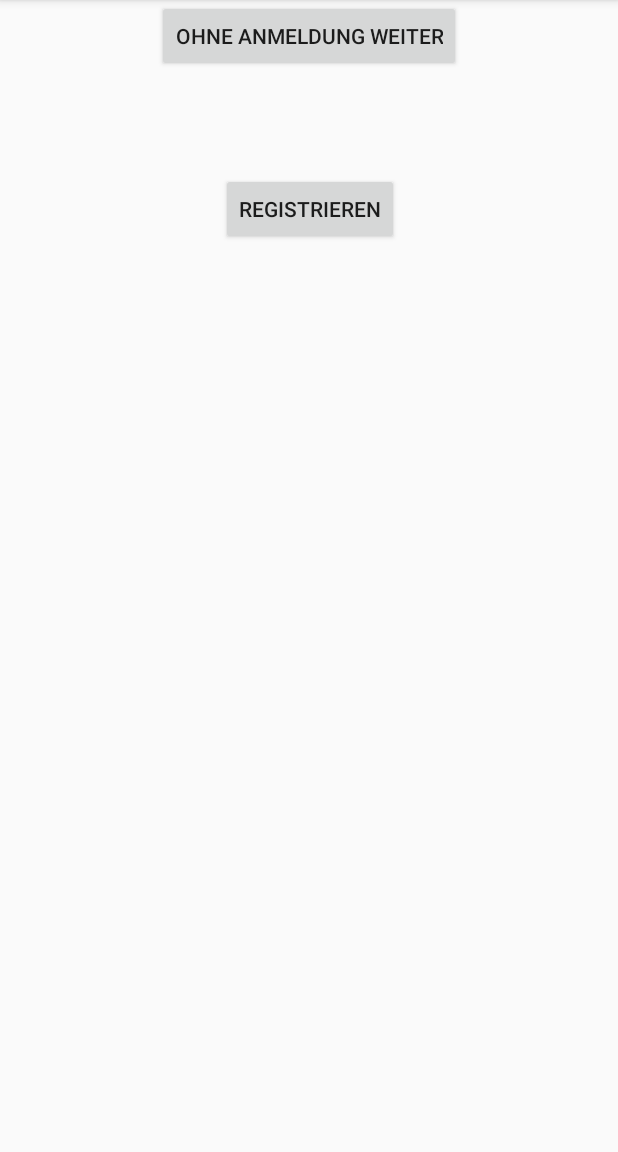
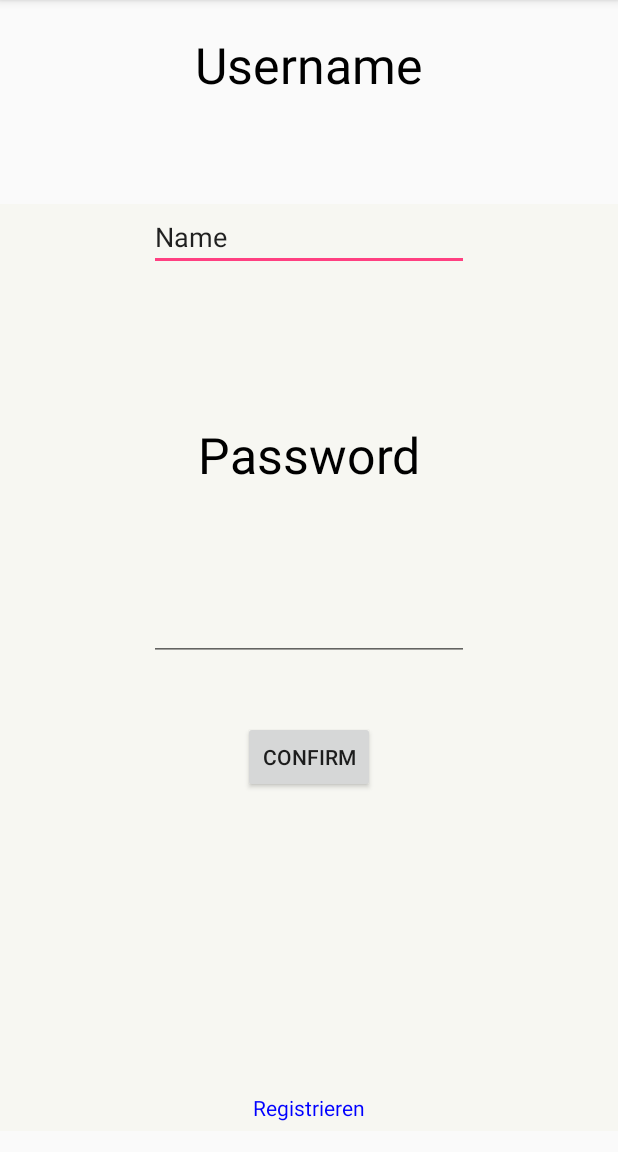
Before and after one commit to itooJD/How-Smashed-Are-You, an Android app: the screen it shows after launch (StartWindow before the commit, LogInWindow after it), after a tap on "OHNE ANMELDUNG WEITER", on a phone screen of 412 x 824 dp, the part 84-1236 px from its top. Run offline under Robolectric (Android 15) with nearby library versions, the phone set to English and light mode, and no system bars.

Commit message:
Fronts: Main, Front ; Back: PlayerComponent(specification)

```diff
--- a/app/src/main/java/com/emptyshit/hsay/main/StartWindow.java
+++ b/app/src/main/java/com/emptyshit/hsay/main/StartWindow.java
@@ -1,30 +1,33 @@
 package com.emptyshit.hsay.main;
 
-import android.content.Intent;
 import android.support.v7.app.AppCompatActivity;
 import android.os.Bundle;
+
 import android.view.View;
+import android.content.Intent;
 import android.widget.Button;
 
 import com.emptyshit.hsay.GameEnterTheName;
+import com.emptyshit.hsay.playerComponent.LogInWindow;
+
 import com.emptyshit.hsay.R;
 
 public class StartWindow extends AppCompatActivity {
 
-    private Button registerButton;
-    private Button playWithoutSignIn;
+    private Button startWindowRegisterButton;
+    private Button startWindowPlayWithoutSignIn;
 
     @Override
     protected void onCreate(Bundle savedInstanceState) {
         super.onCreate(savedInstanceState);
         setContentView(R.layout.activity_start_window);
-        registerButton = (Button) findViewById(R.id.registerButton);
-        playWithoutSignIn = (Button) findViewById(R.id.playWithoutSignIn);
+        startWindowRegisterButton = (Button) findViewById(R.id.startWindowRegisterButton);
+        startWindowPlayWithoutSignIn = (Button) findViewById(R.id.startWindowPlayWithoutSignIn);
         setupClickListener();
     }
 
     private void setupClickListener(){
-        registerButton.setOnClickListener(new View.OnClickListener() {
+        startWindowRegisterButton.setOnClickListener(new View.OnClickListener() {
             @Override
             public void onClick(View view) {
                 //TODO
@@ -33,10 +36,11 @@ public class StartWindow extends AppCompatActivity {
                 startActivity(intent);
             }
         });
-        playWithoutSignIn.setOnClickListener(new View.OnClickListener() {
+        startWindowPlayWithoutSignIn.setOnClickListener(new View.OnClickListener() {
             @Override
             public void onClick(View view) {
-                //TODO
+                Intent intent = new Intent(getApplicationContext(), LogInWindow.class);
+                startActivity(intent);
             }
         });
     }
--- /dev/null
+++ b/app/src/main/java/com/emptyshit/hsay/playerComponent/LogInWindow.java
@@ -0,0 +1,50 @@
+package com.emptyshit.hsay.playerComponent;
+
+import android.content.Intent;
+import android.support.v7.app.AppCompatActivity;
+import android.os.Bundle;
+import android.view.View;
+import android.widget.Button;
+import android.widget.EditText;
+import android.widget.TextView;
+
+import com.emptyshit.hsay.R;
+
+public class LogInWindow extends AppCompatActivity {
+
+    private TextView logInPasswordTextView, logInUserNameTextView, logInToRegisterTextView;
+    private EditText logInUserNameEditText, logInPasswordEditText;
+    private Button logInConfirmButton;
+
+    @Override
+    protected void onCreate(Bundle savedInstanceState) {
+        super.onCreate(savedInstanceState);
+        setContentView(R.layout.activity_log_in);
+
+        logInPasswordTextView = (TextView) findViewById(R.id.logInPasswordTextView);
+        logInUserNameTextView = (TextView) findViewById(R.id.logInUserNameTextView);
+        logInToRegisterTextView = (TextView) findViewById(R.id.logInToRegisterTextView);
+        logInUserNameEditText = (EditText) findViewById(R.id.logInUserNameEditText);
+        logInPasswordEditText = (EditText) findViewById(R.id.logInPasswordEditText);
+        logInConfirmButton = (Button) findViewById(R.id.logInConfirmButton);
+    }
+
+    private void setupClickListener(){
+        logInConfirmButton.setOnClickListener(new View.OnClickListener() {
+            @Override
+            public void onClick(View view) {
+                //TODO
+                // call method from PlayerComponent
+                //   e.g.: boolean logIn(username, password)
+                // redirect further
+            }
+        });
+        logInToRegisterTextView.setOnClickListener(new View.OnClickListener() {
+            @Override
+            public void onClick(View view) {
+                //TODO
+                // redirect to Registration
+            }
+        });
+    }
+}
--- /dev/null
+++ b/app/src/main/res/layout/activity_log_in.xml
@@ -0,0 +1,118 @@
+<?xml version="1.0" encoding="utf-8"?>
+<android.support.constraint.ConstraintLayout xmlns:android="http://schemas.android.com/apk/res/android"
+    xmlns:app="http://schemas.android.com/apk/res-auto"
+    xmlns:tools="http://schemas.android.com/tools"
+    android:layout_width="match_parent"
+    android:layout_height="match_parent"
+    tools:context="com.emptyshit.hsay.playerComponent.LogInWindow">
+
+    <ImageView
+        android:id="@+id/logInBackGroundImageView"
+        android:layout_width="wrap_content"
+        android:layout_height="889dp"
+        app:srcCompat="@drawable/background_sign_in"
+        app:layout_constraintTop_toTopOf="parent"
+        app:layout_constraintRight_toRightOf="parent"
+        app:layout_constraintBottom_toBottomOf="@+id/logInToRegisterTextView"
+        app:layout_constraintLeft_toLeftOf="parent"
+        android:layout_marginTop="0dp"
+        android:layout_marginRight="0dp"
+        android:layout_marginBottom="0dp"
+        android:layout_marginLeft="0dp"
+        app:layout_constraintHorizontal_bias="0.0"
+        app:layout_constraintVertical_bias="0.0" />
+
+    <TextView
+        android:id="@+id/logInUserNameTextView"
+        android:layout_width="wrap_content"
+        android:layout_height="wrap_content"
+        android:textSize="50px"
+        android:textColor="#000000"
+        android:text="Username"
+        app:layout_constraintTop_toTopOf="parent"
+        app:layout_constraintRight_toRightOf="parent"
+        app:layout_constraintBottom_toTopOf="@+id/logInUserNameEditText"
+        app:layout_constraintLeft_toLeftOf="parent"
+        android:layout_marginTop="100dp"
+        android:layout_marginBottom="20dp"
+        android:layout_marginRight="8dp"
+        android:layout_marginLeft="8dp"/>
+
+    <EditText
+        android:id="@+id/logInUserNameEditText"
+        android:layout_width="wrap_content"
+        android:layout_height="wrap_content"
+        android:ems="10"
+        android:inputType="textPersonName"
+        android:text="Name"
+        app:layout_constraintTop_toBottomOf="@+id/logInUserNameTextView"
+        app:layout_constraintRight_toRightOf="parent"
+        app:layout_constraintBottom_toTopOf="@+id/logInPasswordTextView"
+        app:layout_constraintLeft_toLeftOf="parent"
+        android:layout_marginTop="50dp"
+        android:layout_marginBottom="50dp"
+        android:layout_marginRight="8dp"
+        android:layout_marginLeft="8dp" />
+
+    <TextView
+        android:id="@+id/logInPasswordTextView"
+        android:layout_width="wrap_content"
+        android:layout_height="wrap_content"
+        android:textSize="50px"
+        android:textColor="#000000"
+        android:text="Password"
+        app:layout_constraintTop_toBottomOf="@+id/logInUserNameEditText"
+        app:layout_constraintRight_toRightOf="parent"
+        app:layout_constraintBottom_toTopOf="@+id/logInPasswordEditText"
+        app:layout_constraintLeft_toLeftOf="parent"
+        android:layout_marginTop="50dp"
+        android:layout_marginBottom="20dp"
+        android:layout_marginRight="8dp"
+        android:layout_marginLeft="8dp" />
+
+    <EditText
+        android:id="@+id/logInPasswordEditText"
+        android:layout_width="wrap_content"
+        android:layout_height="wrap_content"
+        android:ems="10"
+        android:inputType="textPassword"
+        app:layout_constraintTop_toBottomOf="@+id/logInPasswordTextView"
+        app:layout_constraintRight_toRightOf="parent"
+        app:layout_constraintBottom_toTopOf="@+id/logInConfirmButton"
+        app:layout_constraintLeft_toLeftOf="parent"
+        android:layout_marginTop="50dp"
+        android:layout_marginBottom="20dp"
+        android:layout_marginRight="8dp"
+        android:layout_marginLeft="8dp" />
+
+    <Button
+        android:id="@+id/logInConfirmButton"
+        android:layout_width="wrap_content"
+        android:layout_height="wrap_content"
+        android:text="Confirm"
+        app:layout_constraintTop_toBottomOf="@+id/logInPasswordEditText"
+        app:layout_constraintRight_toRightOf="parent"
+        app:layout_constraintBottom_toTopOf="@+id/logInToRegisterTextView"
+        app:layout_constraintLeft_toLeftOf="parent"
+        android:layout_marginTop="20dp"
+        android:layout_marginBottom="100dp"
+        android:layout_marginRight="8dp"
+        android:layout_marginLeft="8dp" />
+
+    <TextView
+        android:id="@+id/logInToRegisterTextView"
+        android:layout_width="wrap_content"
+        android:layout_height="wrap_content"
+        android:textColor="#0000FF"
+        android:text="Registrieren"
+        app:layout_constraintTop_toBottomOf="@+id/logInConfirmButton"
+        app:layout_constraintRight_toRightOf="parent"
+        app:layout_constraintBottom_toBottomOf="parent"
+        app:layout_constraintLeft_toLeftOf="parent"
+        android:layout_marginTop="100dp"
+        android:layout_marginBottom="100dp"
+        android:layout_marginRight="8dp"
+        android:layout_marginLeft="8dp" />
+
+
+</android.support.constraint.ConstraintLayout>
--- a/app/src/main/res/layout/activity_start_window.xml
+++ b/app/src/main/res/layout/activity_start_window.xml
@@ -6,35 +6,41 @@
     android:layout_height="match_parent"
     tools:context="com.emptyshit.hsay.main.StartWindow">
 
-    <Button
-        android:id="@+id/registerButton"
+    <ImageView
+        android:id="@+id/startWindowBackGround"
         android:layout_width="wrap_content"
         android:layout_height="wrap_content"
+        android:src="@drawable/background_start_window" />
+
+    <Button
+        android:id="@+id/startWindowRegisterButton"
+        android:layout_width="wrap_content"
+        android:layout_height="wrap_content"
+        android:layout_marginLeft="8dp"
+        android:layout_marginRight="8dp"
+        android:layout_marginTop="150dp"
+        android:text="Registrieren"
+        app:layout_constraintLeft_toLeftOf="parent"
+        app:layout_constraintRight_toRightOf="parent"
+        app:layout_constraintTop_toBottomOf="@+id/startWindowPlayWithoutSignIn"
+        app:layout_constraintVertical_chainStyle="packed"
+        tools:layout_constraintBottom_creator="1"
+        tools:layout_constraintLeft_creator="1"
+        tools:layout_constraintRight_creator="1" />
+
+    <Button
+        android:id="@+id/startWindowPlayWithoutSignIn"
+        android:layout_width="wrap_content"
+        android:layout_height="wrap_content"
+        android:text="Ohne Anmeldung weiter"
+        android:layout_marginRight="8dp"
+        android:layout_marginLeft="8dp"
+        tools:layout_constraintTop_creator="1"
         tools:layout_constraintRight_creator="1"
         tools:layout_constraintBottom_creator="1"
+        tools:layout_constraintLeft_creator="1"
+        app:layout_constraintTop_toTopOf="parent"
+        android:layout_marginTop="150dp"
         app:layout_constraintRight_toRightOf="parent"
-        app:layout_constraintLeft_toLeftOf="parent"
-        app:layout_constraintHorizontal_bias="0.502"
-        tools:layout_constraintLeft_creator="1"
-        android:text="Registrieren"
-        android:layout_marginRight="8dp"
-        android:layout_marginLeft="8dp"
-        app:layout_constraintVertical_chainStyle="packed"
-        app:layout_constraintTop_toTopOf="parent"
-        android:layout_marginTop="115dp" />
-
-    <Button
-        android:id="@+id/playWithoutSignIn"
-        android:layout_width="wrap_content"
-        android:layout_height="wrap_content"
-        tools:layout_constraintRight_creator="1"
-        tools:layout_constraintBottom_creator="1"
-        app:layout_constraintRight_toRightOf="parent"
-        tools:layout_constraintLeft_creator="1"
-        android:text="Ohne Anmeldung weiter"
-        android:layout_marginRight="8dp"
-        android:layout_marginTop="101dp"
-        app:layout_constraintTop_toBottomOf="@+id/RegistrierungsKnopf"
-        android:layout_marginLeft="8dp"
         app:layout_constraintLeft_toLeftOf="parent" />
 </android.support.constraint.ConstraintLayout>
--- /dev/null
+++ b/app/src/main/res/layout/content_log_in.xml
@@ -0,0 +1,6 @@
+<?xml version="1.0" encoding="utf-8"?>
+<android.support.constraint.ConstraintLayout
+    xmlns:android="http://schemas.android.com/apk/res/android" android:layout_width="match_parent"
+    android:layout_height="match_parent">
+
+</android.support.constraint.ConstraintLayout>
--- a/app/src/main/res/values/dimens.xml
+++ b/app/src/main/res/values/dimens.xml
@@ -1,3 +1,6 @@
 <resources>
     <dimen name="fab_margin">16dp</dimen>
+    <!-- Default screen margins, per the Android Design guidelines. -->
+    <dimen name="activity_horizontal_margin">16dp</dimen>
+    <dimen name="activity_vertical_margin">16dp</dimen>
 </resources>
```
Also changed, not shown: app/src/main/AndroidManifest.xml (+8 -3 lines), app/src/main/java/com/emptyshit/hsay/playerComponent/PlayerComponent.java (+16 -3 lines), app/src/main/java/com/emptyshit/hsay/playerComponent/PlayerComponentInterface.java (+7 -3 lines), app/src/main/res/values/strings.xml (+14 -0 lines), app/src/main/res/drawable/background_sign_in.png (added), app/src/main/res/drawable/background_start_window.png (added), 2 other files.
